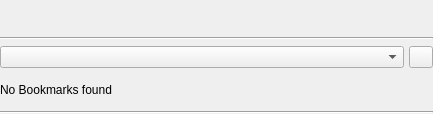
Before: the Qt Designer form src/GUI/PlayerPlugins/Bookmarks/GUI_Bookmarks.ui in return42/sayonara, drawn with Qt 5.
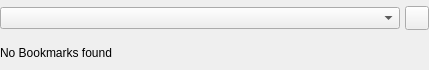
After: the same form once the commit is applied. The open tabs and pages were chosen to show the change. Icons and pictures are not drawn. Custom widgets are drawn as their Qt base class.

Diff of the .ui file:
```diff
--- a/src/GUI/PlayerPlugins/Bookmarks/GUI_Bookmarks.ui
+++ b/src/GUI/PlayerPlugins/Bookmarks/GUI_Bookmarks.ui
@@ -6,81 +6,24 @@
    <rect>
     <x>0</x>
     <y>0</y>
-    <width>433</width>
-    <height>114</height>
+    <width>429</width>
+    <height>70</height>
    </rect>
   </property>
-  <property name="minimumSize">
-   <size>
-    <width>0</width>
-    <height>114</height>
-   </size>
-  </property>
   <layout class="QGridLayout" name="gridLayout">
    <property name="margin">
     <number>0</number>
    </property>
-   <item row="6" column="0" colspan="2">
-    <widget class="Line" name="line">
-     <property name="orientation">
-      <enum>Qt::Horizontal</enum>
-     </property>
-    </widget>
-   </item>
+   <property name="topMargin">
+    <number>0</number>
+   </property>
+   <property name="rightMargin">
+    <number>0</number>
+   </property>
+   <property name="bottomMargin">
+    <number>0</number>
+   </property>
    <item row="0" column="0" colspan="2">
-    <layout class="QHBoxLayout" name="horizontalLayout_2">
-     <property name="spacing">
-      <number>5</number>
-     </property>
-     <item>
-      <widget class="QLabel" name="lab_title">
-       <property name="font">
-        <font>
-         <pointsize>11</pointsize>
-         <weight>75</weight>
-         <bold>true</bold>
-        </font>
-       </property>
-       <property name="text">
-        <string/>
-       </property>
-      </widget>
-     </item>
-     <item>
-      <widget class="QPushButton" name="btn_close">
-       <property name="sizePolicy">
-        <sizepolicy hsizetype="MinimumExpanding" vsizetype="MinimumExpanding">
-         <horstretch>0</horstretch>
-         <verstretch>0</verstretch>
-        </sizepolicy>
-       </property>
-       <property name="focusPolicy">
-        <enum>Qt::StrongFocus</enum>
-       </property>
-       <property name="text">
-        <string/>
-       </property>
-       <property name="iconSize">
-        <size>
-         <width>16</width>
-         <height>16</height>
-        </size>
-       </property>
-       <property name="flat">
-        <bool>true</bool>
-       </property>
-      </widget>
-     </item>
-    </layout>
-   </item>
-   <item row="1" column="0" colspan="2">
-    <widget class="Line" name="line_2">
-     <property name="orientation">
-      <enum>Qt::Horizontal</enum>
-     </property>
-    </widget>
-   </item>
-   <item row="2" column="0" colspan="2">
     <layout class="QHBoxLayout" name="horizontalLayout_3">
      <property name="spacing">
       <number>5</number>
@@ -113,8 +56,14 @@
      </item>
     </layout>
    </item>
-   <item row="3" column="0">
+   <item row="1" column="0">
     <widget class="QStackedWidget" name="stackedWidget">
+     <property name="sizePolicy">
+      <sizepolicy hsizetype="Preferred" vsizetype="Maximum">
+       <horstretch>0</horstretch>
+       <verstretch>0</verstretch>
+      </sizepolicy>
+     </property>
      <property name="currentIndex">
       <number>0</number>
      </property>
@@ -231,6 +180,12 @@
       </layout>
      </widget>
      <widget class="QWidget" name="page_2">
+      <property name="sizePolicy">
+       <sizepolicy hsizetype="Preferred" vsizetype="Maximum">
+        <horstretch>0</horstretch>
+        <verstretch>0</verstretch>
+       </sizepolicy>
+      </property>
       <layout class="QHBoxLayout" name="horizontalLayout">
        <property name="margin">
         <number>0</number>
```
Left out of the diff: 32 changed lines with no effect on the pictures.
